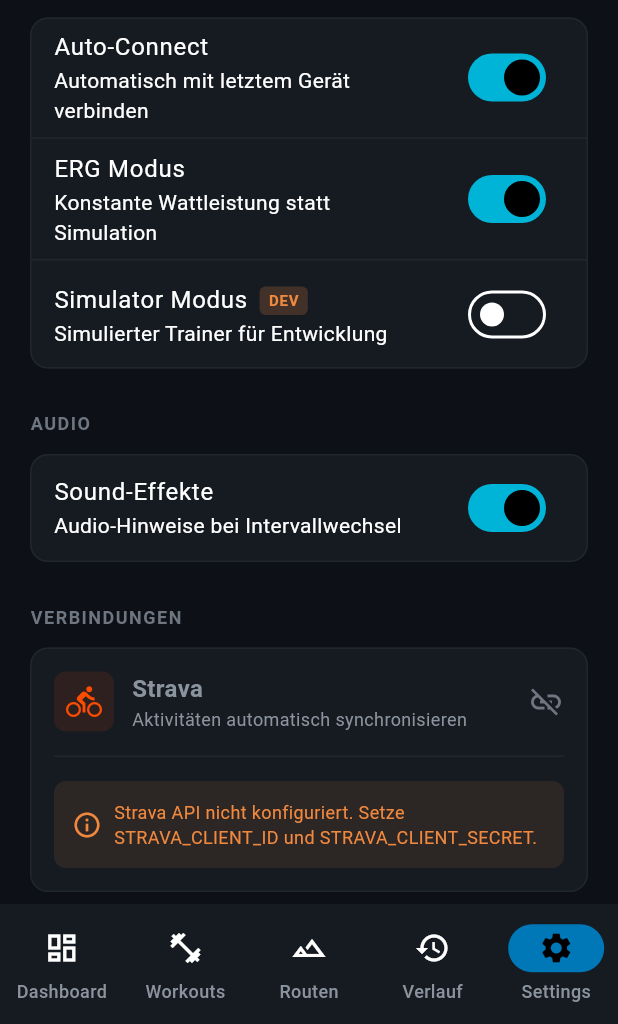
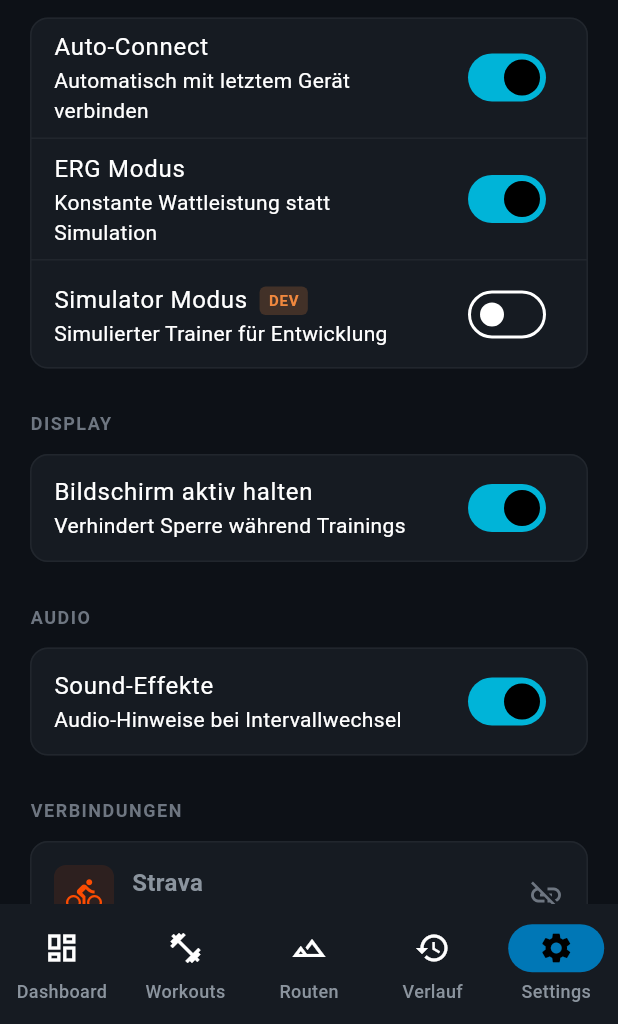
Before and after one commit to sprobst76/VibedKickr, a Flutter app: the SettingsPage screen opened by its route, scrolled down 576 dp, on a phone screen of 412 x 824 dp, the part 212-1236 px from its top. Run offline on Flutter 3.47's test engine with Material 3 defaults, Android fonts, the phone set to English and light mode, and no system bars; our stand-ins replace dio, drift, equatable, file_picker, fl_chart, flutter_blue_plus and 8 more; missing offline and left inert: gpx; accounts and stored records are empty; generated files the repository leaves out were written again.

Commit message:
feat: Add keep screen on feature for training sessions
Implement "Bildschirm aktiv halten" (keep screen on) functionality to prevent device screen from locking during workout and route playback:

- Add wakelock_plus ^1.2.4 dependency for screen wake lock control
- Create keepScreenOnProvider in Riverpod for persistent user preference
- Add Display settings section in SettingsPage with toggle (default: enabled)
- Integrate wake lock in WorkoutPlayerPage and RoutePlayerPage with real-time provider listening
- Auto-cleanup: disable wake lock when leaving pages via dispose()

This prevents battery drain from screen wakes and improves UX for cyclists during active training sessions.

Co-Authored-By: Claude Haiku 4.5 <noreply@anthropic.com>

```diff
--- a/lib/features/settings/presentation/pages/settings_page.dart
+++ b/lib/features/settings/presentation/pages/settings_page.dart
@@ -17,6 +17,7 @@ class SettingsPage extends ConsumerWidget {
     final autoConnect = ref.watch(autoConnectProvider);
     final ergMode = ref.watch(ergModeProvider);
     final simulatorMode = ref.watch(simulatorModeProvider);
+    final keepScreenOn = ref.watch(keepScreenOnProvider);
 
     return Scaffold(
       appBar: AppBar(
@@ -134,6 +135,20 @@ class SettingsPage extends ConsumerWidget {
                   },
                 ),
               ],
+            ),
+          ),
+          const SizedBox(height: 24),
+
+          // Display
+          _SectionHeader(title: 'Display'),
+          Card(
+            child: SwitchListTile(
+              title: const Text('Bildschirm aktiv halten'),
+              subtitle: const Text('Verhindert Sperre während Trainings'),
+              value: keepScreenOn,
+              onChanged: (value) {
+                ref.read(keepScreenOnProvider.notifier).state = value;
+              },
             ),
           ),
           const SizedBox(height: 24),
--- a/lib/providers/providers.dart
+++ b/lib/providers/providers.dart
@@ -527,6 +527,9 @@ final ergModeProvider = StateProvider<bool>((ref) => true);
 /// Trainer Simulator Modus (für Entwicklung ohne echten Trainer)
 final simulatorModeProvider = StateProvider<bool>((ref) => false);
 
+/// Bildschirm aktiv halten während Training
+final keepScreenOnProvider = StateProvider<bool>((ref) => true);
+
 // ============================================================================
 // Mock Trainer Service
 // ============================================================================
--- a/pubspec.yaml
+++ b/pubspec.yaml
@@ -57,6 +57,9 @@ dependencies:
   uuid: ^4.4.0
   equatable: ^2.0.5
 
+  # Screen Management
+  wakelock_plus: ^1.2.4
+
   # UI
   flutter_animate: ^4.5.0
   gap: ^3.0.1
```
Also changed, not shown: lib/features/routes/presentation/pages/route_player_page.dart (+24 -0 lines), lib/features/workouts/presentation/pages/workout_player_page.dart (+24 -0 lines), pubspec.lock, 1 other file.
